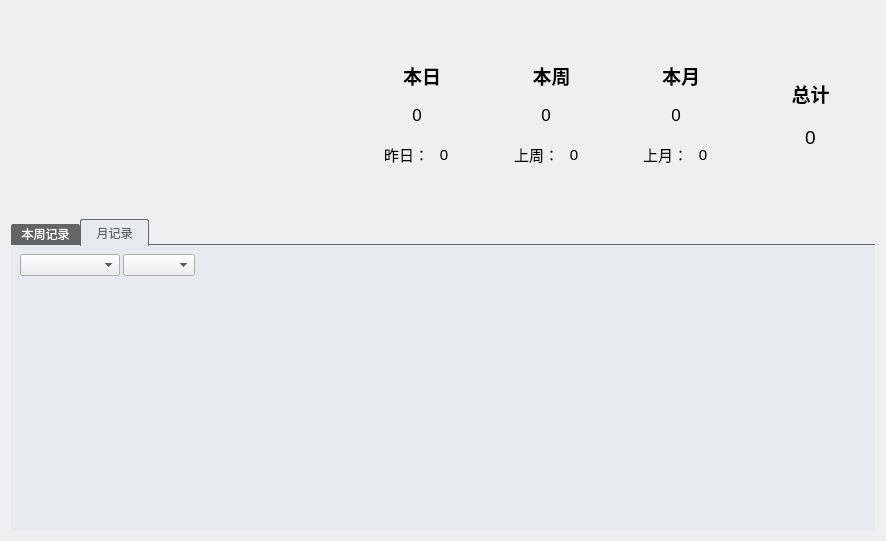
This is gui/statisWidget.ui in WatsonJay/tomato_farm as Qt 5 draws it before an edit. The edited form follows.
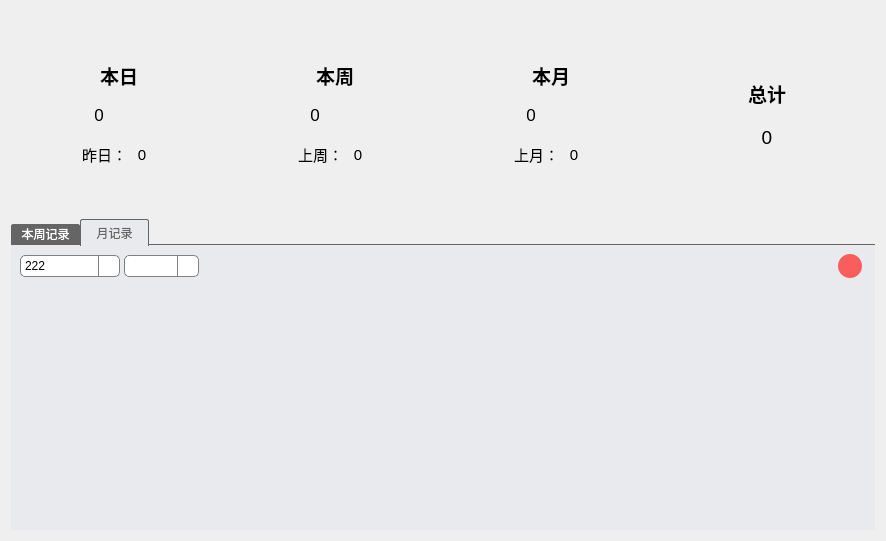
This is the edited form. The open tabs and pages were chosen to show the change. Icons and pictures are not drawn.

The edit to the form file:
```diff
--- a/gui/statisWidget.ui
+++ b/gui/statisWidget.ui
@@ -23,7 +23,7 @@
       <number>0</number>
      </property>
      <item>
-      <widget class="QWidget" name="todayChartWidget" native="true"/>
+      <layout class="QHBoxLayout" name="todayChartLayout"/>
      </item>
      <item>
       <layout class="QHBoxLayout" name="horizontalLayout_3" stretch="1,1,1,1">
@@ -729,6 +729,14 @@
 }
 #tab,#tab_2,#tab_3,#tab_4{
     background:#E9EAED;
+}
+QPushButton{
+	border-radius:12px;
+	border:none;
+	background:#F95D5C;
+}
+QPushButton::pressed{
+	background:#aa3e3e;
 }</string>
        </property>
        <property name="currentIndex">
@@ -748,6 +756,30 @@
         </layout>
        </widget>
        <widget class="QWidget" name="tab_2">
+        <property name="styleSheet">
+         <string notr="true">QPushButton{
+	border-radius:12px;
+	border:none;
+	background:#F95D5C;
+}
+QPushButton::pressed{
+	background:#aa3e3e;
+}
+QComboBox{
+	border:1px solid gray;
+	border-radius:5px;
+	padding:2px 4px;
+}
+QComboBox::drop-down{
+	width: 20px;
+	border-left-width: 1px;
+	border-left-style: solid;
+	border-left-color: gray; 
+}
+QComboBox::down-arrow{
+	border-image:url(:/icon/down.png);
+}</string>
+        </property>
         <attribute name="title">
          <string>月记录</string>
         </attribute>
@@ -757,9 +789,15 @@
          </property>
          <item>
           <layout class="QHBoxLayout" name="horizontalLayout_7">
+           <property name="spacing">
+            <number>4</number>
+           </property>
            <property name="leftMargin">
             <number>0</number>
            </property>
+           <property name="rightMargin">
+            <number>4</number>
+           </property>
            <item>
             <widget class="QComboBox" name="yearComboBox">
              <property name="minimumSize">
@@ -768,10 +806,28 @@
                <height>0</height>
               </size>
              </property>
+             <property name="font">
+              <font>
+               <family>Microsoft YaHei UI</family>
+               <pointsize>9</pointsize>
+              </font>
+             </property>
+             <item>
+              <property name="text">
+               <string>222</string>
+              </property>
+             </item>
             </widget>
            </item>
            <item>
-            <widget class="QComboBox" name="monthComboBox"/>
+            <widget class="QComboBox" name="monthComboBox">
+             <property name="font">
+              <font>
+               <family>Microsoft YaHei UI</family>
+               <pointsize>9</pointsize>
+              </font>
+             </property>
+            </widget>
            </item>
            <item>
             <spacer name="horizontalSpacer_4">
@@ -786,15 +842,60 @@
              </property>
             </spacer>
            </item>
+           <item>
+            <widget class="QPushButton" name="monthRefreshButton">
+             <property name="minimumSize">
+              <size>
+               <width>24</width>
+               <height>24</height>
+              </size>
+             </property>
+             <property name="maximumSize">
+              <size>
+               <width>24</width>
+               <height>24</height>
+              </size>
+             </property>
+             <property name="text">
+              <string/>
+             </property>
+             <property name="icon">
+              <iconset resource="../icon/icons.qrc">
+               <normaloff>:/icon/redo.png</normaloff>:/icon/redo.png</iconset>
+             </property>
+             <property name="iconSize">
+              <size>
+               <width>12</width>
+               <height>12</height>
+              </size>
+             </property>
+            </widget>
+           </item>
           </layout>
          </item>
          <item>
-          <layout class="QHBoxLayout" name="horizontalLayout_9">
+          <layout class="QHBoxLayout" name="horizontalLayout_9" stretch="9,0,9">
+           <property name="spacing">
+            <number>3</number>
+           </property>
            <item>
             <widget class="QWidget" name="monthChartWidget" native="true"/>
            </item>
            <item>
-            <widget class="QWidget" name="monthPieWidget" native="true"/>
+            <spacer name="verticalSpacer_9">
+             <property name="orientation">
+              <enum>Qt::Vertical</enum>
+             </property>
+             <property name="sizeHint" stdset="0">
+              <size>
+               <width>0</width>
+               <height>40</height>
+              </size>
+             </property>
+            </spacer>
+           </item>
+           <item>
+            <layout class="QVBoxLayout" name="monthPieLayout"/>
            </item>
           </layout>
          </item>
```
Left out of the diff: 83 changed lines with no effect on the pictures.
